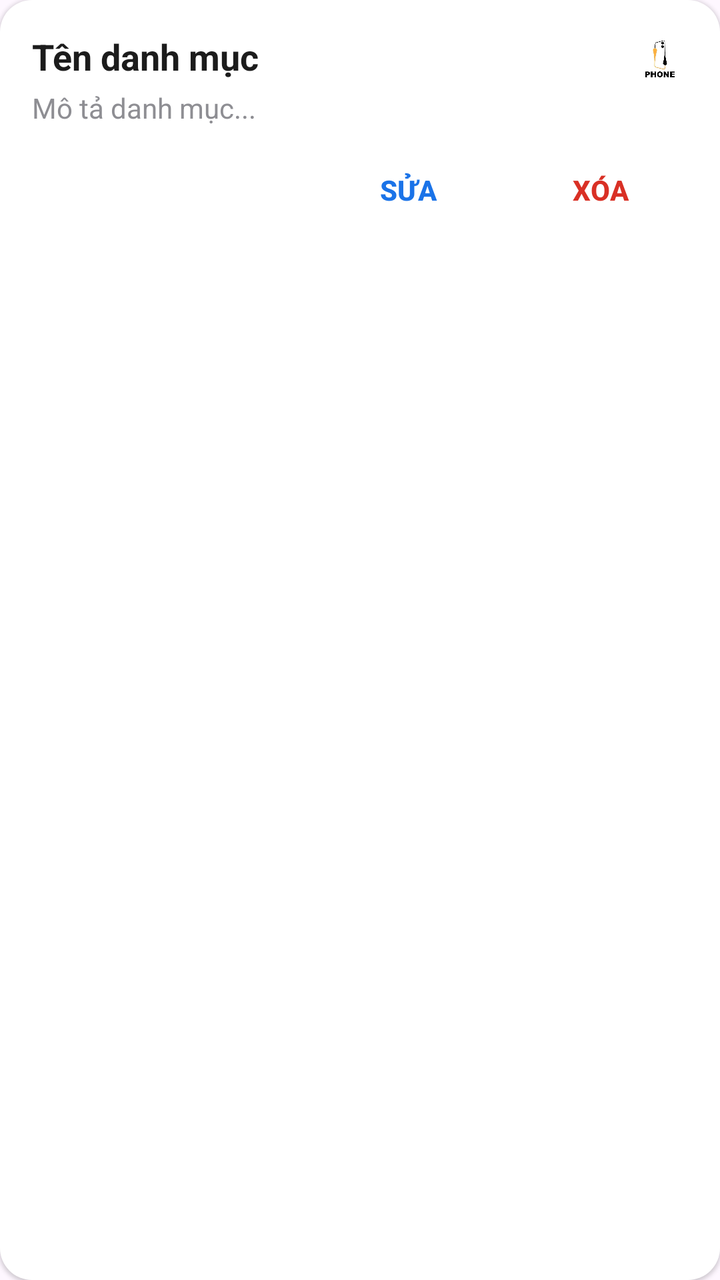
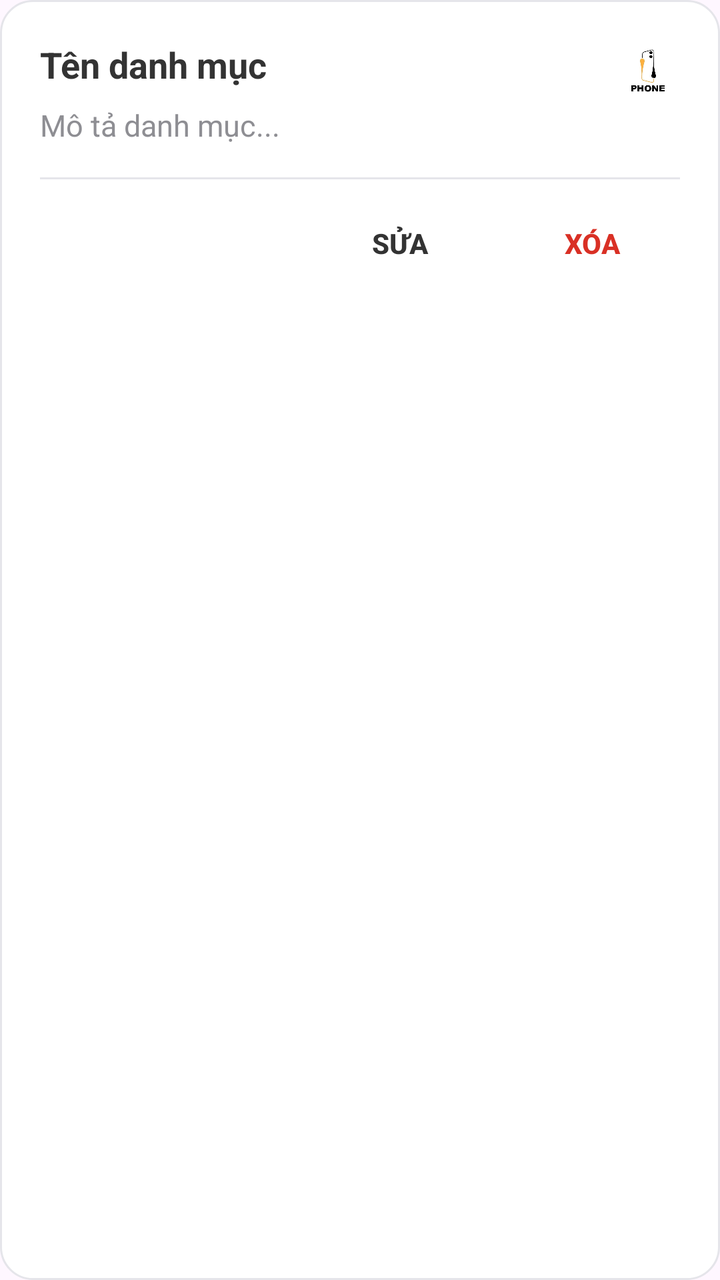

The first picture is an Android layout as it rendered before a commit; the second is the same layout after the commit. The layout source and the unified diff follow.
<!-- AndroidManifest.xml: application theme Theme.MobileDeviceStoreTDMU -->
<!-- res/layout/item_quan_ly_danh_muc.xml -->
<?xml version="1.0" encoding="utf-8"?>
<LinearLayout xmlns:android="http://schemas.android.com/apk/res/android"
    android:layout_width="match_parent"
    android:layout_height="wrap_content"
    android:orientation="vertical"
    android:layout_marginHorizontal="16dp"
    android:layout_marginTop="12dp"
    android:background="@drawable/bg_card_modern"
    android:elevation="1dp"
    android:padding="16dp">

    
    <LinearLayout
        android:layout_width="match_parent"
        android:layout_height="wrap_content"
        android:orientation="horizontal"
        android:gravity="top">

        <LinearLayout
            android:layout_width="0dp"
            android:layout_height="wrap_content"
            android:layout_weight="1"
            android:orientation="vertical">

            <TextView
                android:id="@+id/tvTenDanhMucQuanLy"
                android:layout_width="match_parent"
                android:layout_height="wrap_content"
                android:text="Tên danh mục"
                android:textColor="#1C1C1C"
                android:textSize="18sp"
                android:textStyle="bold" />

            <TextView
                android:id="@+id/tvMoTaDanhMucQuanLy"
                android:layout_width="match_parent"
                android:layout_height="wrap_content"
                android:layout_marginTop="4dp"
                android:text="Mô tả danh mục..."
                android:textColor="#8E8E93"
                android:textSize="14sp" />

        </LinearLayout>

        <ImageView
            android:id="@+id/imgLogoDanhMuc"
            android:layout_width="28dp"
            android:layout_height="28dp"
            android:layout_marginStart="12dp"
            android:src="@drawable/logo"
            android:scaleType="fitCenter"
            android:contentDescription="Logo Danh Mục" />

    </LinearLayout>

    <LinearLayout
        android:layout_width="match_parent"
        android:layout_height="wrap_content"
        android:layout_marginTop="12dp"
        android:gravity="end"
        android:orientation="horizontal">

        <Button
            android:id="@+id/btnSuaDanhMuc"
            android:layout_width="wrap_content"
            android:layout_height="38dp"
            android:background="#00000000"
            android:text="SỬA"
            android:textColor="#1A73E8"
            android:textStyle="bold" />

        <Button
            android:id="@+id/btnXoaDanhMuc"
            android:layout_width="wrap_content"
            android:layout_height="38dp"
            android:layout_marginStart="8dp"
            android:background="#00000000"
            android:text="XÓA"
            android:textColor="#D93025"
            android:textStyle="bold" />

    </LinearLayout>

</LinearLayout>
<!-- resources referenced by this layout -->
<resources>
  <!-- drawable bg_card_modern (drawable) -->
  <?xml version="1.0" encoding="utf-8"?>
  <shape xmlns:android="http://schemas.android.com/apk/res/android"
      android:shape="rectangle">
      <solid android:color="#FFFFFF" />
      <corners android:radius="16dp" />
  </shape>
  <!-- drawable logo: jpg bitmap (drawable, 5396 bytes) -->
  <style name="Theme.MobileDeviceStoreTDMU" parent="Base.Theme.MobileDeviceStoreTDMU" />
  <style name="Base.Theme.MobileDeviceStoreTDMU" parent="Theme.Material3.DayNight.NoActionBar">
          
          
      </style>
</resources>

<!-- the commit's change to res/layout/item_quan_ly_danh_muc.xml (unified diff, before → after) -->
@@ -4,10 +4,10 @@
     android:layout_height="wrap_content"
     android:orientation="vertical"
     android:layout_marginHorizontal="16dp"
-    android:layout_marginTop="12dp"
+    android:layout_marginTop="16dp"
     android:background="@drawable/bg_card_modern"
-    android:elevation="1dp"
-    android:padding="16dp">
+    android:elevation="0dp"
+    android:padding="20dp">
 
     
     <LinearLayout
@@ -27,7 +27,7 @@
                 android:layout_width="match_parent"
                 android:layout_height="wrap_content"
                 android:text="Tên danh mục"
-                android:textColor="#1C1C1C"
+                android:textColor="@color/text_primary"
                 android:textSize="18sp"
                 android:textStyle="bold" />
 
@@ -35,44 +35,50 @@
                 android:id="@+id/tvMoTaDanhMucQuanLy"
                 android:layout_width="match_parent"
                 android:layout_height="wrap_content"
-                android:layout_marginTop="4dp"
+                android:layout_marginTop="8dp"
                 android:text="Mô tả danh mục..."
-                android:textColor="#8E8E93"
-                android:textSize="14sp" />
+                android:textColor="@color/text_secondary"
+                android:textSize="15sp" />
 
         </LinearLayout>
 
         <ImageView
             android:id="@+id/imgLogoDanhMuc"
-            android:layout_width="28dp"
-            android:layout_height="28dp"
-            android:layout_marginStart="12dp"
+            android:layout_width="32dp"
+            android:layout_height="32dp"
+            android:layout_marginStart="16dp"
             android:src="@drawable/logo"
             android:scaleType="fitCenter"
             android:contentDescription="Logo Danh Mục" />
 
     </LinearLayout>
 
+    <View
+        android:layout_width="match_parent"
+        android:layout_height="1dp"
+        android:background="@color/stroke_light"
+        android:layout_marginTop="16dp"
+        android:layout_marginBottom="12dp" />
+
     <LinearLayout
         android:layout_width="match_parent"
         android:layout_height="wrap_content"
-        android:layout_marginTop="12dp"
         android:gravity="end"
         android:orientation="horizontal">
 
-        <Button
+        <androidx.appcompat.widget.AppCompatButton
             android:id="@+id/btnSuaDanhMuc"
             android:layout_width="wrap_content"
-            android:layout_height="38dp"
+            android:layout_height="40dp"
             android:background="#00000000"
             android:text="SỬA"
-            android:textColor="#1A73E8"
+            android:textColor="@color/text_primary"
             android:textStyle="bold" />
 
-        <Button
+        <androidx.appcompat.widget.AppCompatButton
             android:id="@+id/btnXoaDanhMuc"
             android:layout_width="wrap_content"
-            android:layout_height="38dp"
+            android:layout_height="40dp"
             android:layout_marginStart="8dp"
             android:background="#00000000"
             android:text="XÓA"
<!-- resource entries referenced after the edit -->
@@ -1,14 +1,19 @@
 <!-- resources referenced by this layout -->
 <resources>
+  <color name="stroke_light">#E5E5EA</color>
+  <color name="text_primary">#333333</color>
+  <color name="text_secondary">#8E8E93</color>
   <!-- drawable bg_card_modern (drawable) -->
   <?xml version="1.0" encoding="utf-8"?>
   <shape xmlns:android="http://schemas.android.com/apk/res/android"
       android:shape="rectangle">
-      <solid android:color="#FFFFFF" />
+      <solid android:color="@color/bg_white" />
       <corners android:radius="16dp" />
+      <stroke android:width="1dp" android:color="@color/stroke_light" />
   </shape>
   <!-- drawable logo: jpg bitmap (drawable, 5396 bytes) -->
   <style name="Theme.MobileDeviceStoreTDMU" parent="Base.Theme.MobileDeviceStoreTDMU" />
+  <color name="bg_white">#FFFFFF</color>
   <style name="Base.Theme.MobileDeviceStoreTDMU" parent="Theme.Material3.DayNight.NoActionBar">
           
           
